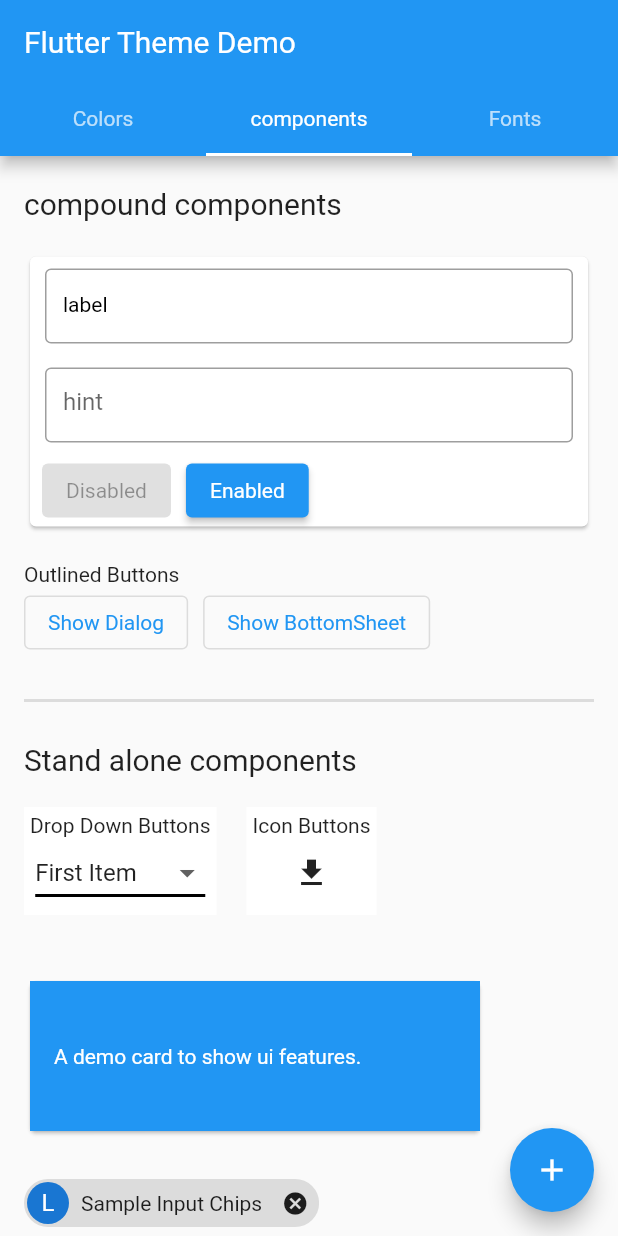
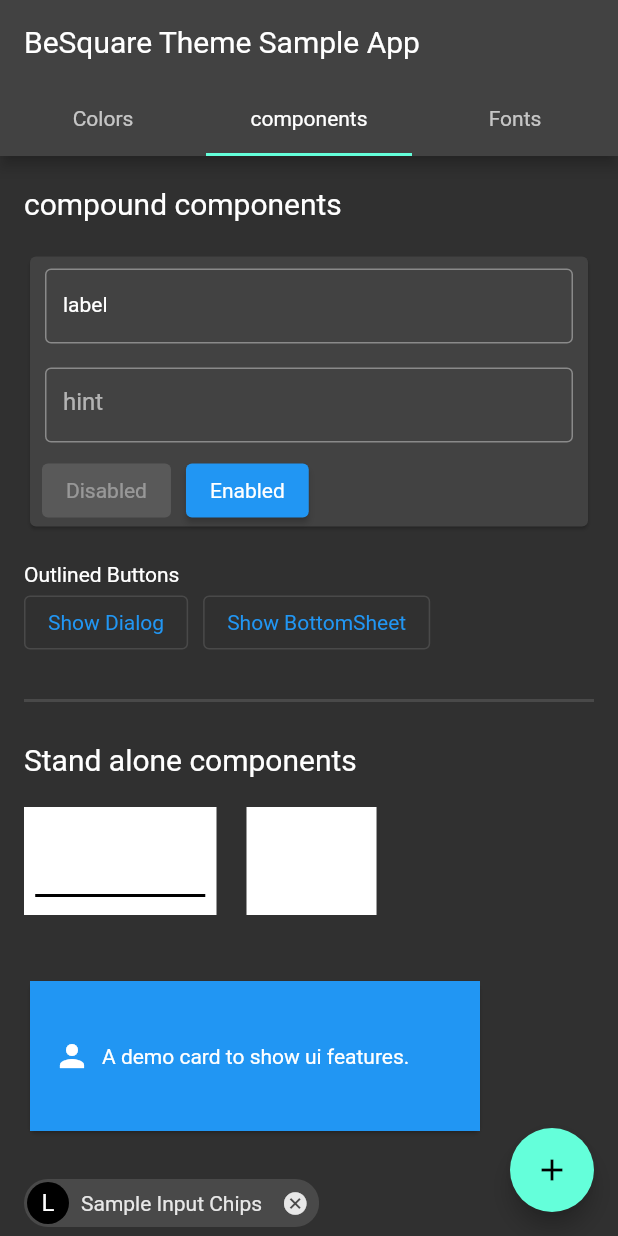
Before and after one commit to horam-deriv/flutter-theme-demo, a Flutter app: the screen it shows after launch, tab 2 chosen, after a tap on the "add" icon, on a phone screen of 412 x 824 dp. Run offline on Flutter 3.47's test engine with Material 2 defaults, Android fonts, the light colour scheme and no system bars.

Commit message:
minor update in the code

```diff
--- a/lib/color/model/presentation_color.dart
+++ b/lib/color/model/presentation_color.dart
@@ -2,7 +2,7 @@ import 'package:flutter/material.dart';
 
 /// A class to contain color fields and values.
 class PresentationColor {
-  /// data model to present theme Colors.
+  /// Creates a data model to present theme Colors.
   const PresentationColor({
     required this.color,
     required this.name,
--- a/lib/color/widget/color_code_widget.dart
+++ b/lib/color/widget/color_code_widget.dart
@@ -1,18 +1,22 @@
 import 'package:flutter/material.dart';
 
 class ColorCodeWidget extends StatelessWidget {
+  /// Creates a widget to show color code and its value.
   const ColorCodeWidget({
-    required this.title,
+    required this.code,
     required this.value,
   });
 
-  final String title;
+  /// Color code.
+  final String code;
+
+  /// Color value.
   final int? value;
 
   @override
   Widget build(BuildContext context) => Row(
         children: <Widget>[
-          Text('$title :'),
+          Text('$code :'),
           const SizedBox(width: 2),
           Text(value != null ? '$value' : '-'),
         ],
--- a/lib/color/widget/color_screen.dart
+++ b/lib/color/widget/color_screen.dart
@@ -4,6 +4,7 @@ import 'package:flutter_theme_demo/color/widget/color_avatar.dart';
 import 'package:flutter_theme_demo/color/widget/color_code_widget.dart';
 import 'package:flutter_theme_demo/color_helper.dart';
 
+///
 class ColorScreen extends StatefulWidget {
   @override
   _ColorScreenState createState() => _ColorScreenState();
@@ -37,8 +38,9 @@ class _ColorScreenState extends State<ColorScreen> {
         alignment: Alignment.centerLeft,
         padding: const EdgeInsets.all(16),
         decoration: BoxDecoration(
-          border:
-              Border(bottom: BorderSide(color: Theme.of(context).dividerColor)),
+          border: Border(
+            bottom: BorderSide(color: Theme.of(context).dividerColor),
+          ),
         ),
         child: Text(
           title,
@@ -46,17 +48,14 @@ class _ColorScreenState extends State<ColorScreen> {
         ),
       );
 
-  bool _isThemeModeDark(BuildContext context, bool isColorSchemeInfo) =>
-      isColorSchemeInfo
-          ? Theme.of(context).colorScheme.brightness == Brightness.dark
-          : Theme.of(context).brightness == Brightness.dark;
-
   Widget _buildThemeMode({bool isColorSchemeInfo = false}) {
     final String modeName =
         _isThemeModeDark(context, isColorSchemeInfo) ? 'Dark' : 'Light';
+
     final Color color = _isThemeModeDark(context, isColorSchemeInfo)
         ? Colors.grey.shade300
         : Colors.white70;
+
     return Container(
       padding: const EdgeInsets.all(16),
       child: Row(
@@ -74,6 +73,11 @@ class _ColorScreenState extends State<ColorScreen> {
     );
   }
 
+  bool _isThemeModeDark(BuildContext context, bool isColorSchemeInfo) =>
+      isColorSchemeInfo
+          ? Theme.of(context).colorScheme.brightness == Brightness.dark
+          : Theme.of(context).brightness == Brightness.dark;
+
   Widget _buildColorsList({bool isColorSchemeInfo = false}) {
     final ColorHelper helper = ColorHelper(context);
     final List<PresentationColor> colors =
@@ -82,7 +86,14 @@ class _ColorScreenState extends State<ColorScreen> {
       shrinkWrap: true,
       physics: const ScrollPhysics(),
       itemCount: colors.length,
-      itemBuilder: (BuildContext context, int index) => Container(
+      itemBuilder: (BuildContext context, int index) =>
+          _buildColorsListItem(colors, index),
+      separatorBuilder: (BuildContext context, int index) => const Divider(),
+    );
+  }
+
+  Widget _buildColorsListItem(List<PresentationColor> colors, int index) =>
+      Container(
         padding: const EdgeInsets.all(16),
         child: Row(
           children: <Widget>[
@@ -98,26 +109,23 @@ class _ColorScreenState extends State<ColorScreen> {
             _buildSecondColumnColorData(colors[index]),
           ],
         ),
-      ),
-      separatorBuilder: (BuildContext context, int index) => const Divider(),
-    );
-  }
+      );
 
   Widget _buildFirstColumnColorData(PresentationColor color) => Column(
         crossAxisAlignment: CrossAxisAlignment.start,
         children: <Widget>[
-          ColorCodeWidget(title: 'R', value: color.red),
+          ColorCodeWidget(code: 'R', value: color.red),
           const SizedBox(height: 8),
-          ColorCodeWidget(title: 'B', value: color.blue),
+          ColorCodeWidget(code: 'B', value: color.blue),
         ],
       );
 
   Widget _buildSecondColumnColorData(PresentationColor color) => Column(
         crossAxisAlignment: CrossAxisAlignment.start,
         children: <Widget>[
-          ColorCodeWidget(title: 'G', value: color.green),
+          ColorCodeWidget(code: 'G', value: color.green),
           const SizedBox(height: 8),
-          ColorCodeWidget(title: 'A', value: color.alpha),
+          ColorCodeWidget(code: 'A', value: color.alpha),
         ],
       );
 }
--- a/lib/components/components_screen.dart
+++ b/lib/components/components_screen.dart
@@ -1,15 +1,23 @@
 import 'package:flutter/material.dart';
-import 'package:flutter_theme_demo/components/drop_down_widget.dart';
-import 'package:flutter_theme_demo/components/icon_button_widget.dart';
-import 'package:flutter_theme_demo/components/outlined_button.dart';
-import 'package:flutter_theme_demo/components/text_form_field_widget.dart';
+import 'package:flutter_theme_demo/components/widget/drop_down_widget.dart';
+import 'package:flutter_theme_demo/components/widget/icon_button_widget.dart';
+import 'package:flutter_theme_demo/components/widget/outlined_button.dart';
+import 'package:flutter_theme_demo/components/widget/text_form_field_widget.dart';
 
 class ComponentsScreen extends StatelessWidget {
   @override
   Widget build(BuildContext context) => Scaffold(
         body: SingleChildScrollView(
           padding: const EdgeInsets.symmetric(horizontal: 16),
-          child: Column(
+          child: _buildComponents(context),
+        ),
+        floatingActionButton: FloatingActionButton(
+          onPressed: () {},
+          child: const Icon(Icons.add),
+        ),
+      );
+
+  Widget _buildComponents(BuildContext context) => Column(
         crossAxisAlignment: CrossAxisAlignment.start,
         children: <Widget>[
           _buildSectionTitle('compound components', context),
@@ -20,43 +28,13 @@ class ComponentsScreen extends StatelessWidget {
           const SizedBox(height: 20),
           const Divider(thickness: 2),
           _buildSectionTitle('Stand alone components', context),
-              Row(
-                children: <Widget>[
-                  Container(
-                    padding: const EdgeInsets.all(4),
-                    color: Colors.white,
-                    child: Column(
-                      children: const <Widget>[
-                        Text('Drop Down Buttons'),
-                        DropDownWidget(),
-                      ],
-                    ),
-                  ),
-                  const SizedBox(width: 20),
-                  Container(
-                      padding: const EdgeInsets.all(4),
-                      color: Colors.white,
-                      child: Column(
-                        children: const <Widget>[
-                          Text('Icon Buttons'),
-                          IconbuttonWidget(),
-                        ],
-                      )),
-                ],
-              ),
-              const SizedBox(height: 20),
-              const SizedBox(height: 20),
+          _buildStandAloneComponents(),
+          const SizedBox(height: 40),
           _buildCard(context),
           const SizedBox(height: 20),
           _buildChip(),
           const SizedBox(height: 20),
         ],
-          ),
-        ),
-        floatingActionButton: FloatingActionButton(
-          onPressed: () {},
-          child: Icon(Icons.add),
-        ),
       );
 
   Widget _buildSectionTitle(String title, BuildContext context) => Column(
@@ -85,6 +63,31 @@ class ComponentsScreen extends StatelessWidget {
         ],
       );
 
+  Widget _buildStandAloneComponents() => Row(
+        children: <Widget>[
+          Container(
+            padding: const EdgeInsets.all(4),
+            color: Colors.white,
+            child: Column(
+              children: const <Widget>[
+                Text('Drop Down Buttons'),
+                DropDownWidget(),
+              ],
+            ),
+          ),
+          const SizedBox(width: 20),
+          Container(
+              padding: const EdgeInsets.all(4),
+              color: Colors.white,
+              child: Column(
+                children: const <Widget>[
+                  Text('Icon Buttons'),
+                  IconbuttonWidget(),
+                ],
+              )),
+        ],
+      );
+
   Widget _buildCard(BuildContext context) => Card(
         child: Container(
           color: Theme.of(context).colorScheme.primary,
@@ -92,9 +95,19 @@ class ComponentsScreen extends StatelessWidget {
           padding: const EdgeInsets.all(16),
           width: 300,
           height: 100,
-          child: Text(
+          child: Row(
+            children: <Widget>[
+              Icon(
+                Icons.person,
+                color: Theme.of(context).colorScheme.onPrimary,
+              ),
+              const SizedBox(width: 8),
+              Text(
                 'A demo card to show ui features.',
-            style: TextStyle(color: Theme.of(context).colorScheme.onPrimary),
+                style:
+                    TextStyle(color: Theme.of(context).colorScheme.onPrimary),
+              )
+            ],
           ),
         ),
       );
--- a/lib/components/drop_down_widget.dart
+++ b/lib/components/widget/drop_down_widget.dart
@@ -1,6 +1,8 @@
 import 'package:flutter/material.dart';
 
+/// Shows Drop Down in a screen
 class DropDownWidget extends StatefulWidget {
+  /// Creates a dropDown widget.
   const DropDownWidget();
 
   @override
--- a/lib/components/outlined_button.dart
+++ b/lib/components/widget/outlined_button.dart
@@ -1,12 +1,16 @@
 import 'package:flutter/material.dart';
 
 class OutlinedButtonWidget extends StatelessWidget {
+  /// Creates an outlined Button widget.
   const OutlinedButtonWidget({
     required this.title,
     required this.onTap,
   });
 
+  /// onTap callback
   final VoidCallback onTap;
+
+  /// Button title.
   final String title;
 
   @override
--- a/lib/components/radio_button_widget.dart
+++ b/lib/components/widget/radio_button_widget.dart
@@ -1,5 +1,6 @@
 import 'package:flutter/material.dart';
 
+/// enum to
 enum Type { first, second }
 
 class RadioButtonWidget extends StatefulWidget {
--- a/lib/components/text_form_field_widget.dart
+++ b/lib/components/widget/text_form_field_widget.dart
@@ -1,6 +1,8 @@
 import 'package:flutter/material.dart';
 
+/// Demonstrates a sample form in flutter.
 class TextFormFieldWidget extends StatefulWidget {
+  /// Creates a sample Form.
   const TextFormFieldWidget();
 
   @override
@@ -17,7 +19,12 @@ class _TextFormFieldWidgetState extends State<TextFormFieldWidget> {
             onChanged: () {
               Form.of(primaryFocus!.context!)!.save();
             },
-            child: Wrap(
+            child: _buildFormBody(),
+          ),
+        ),
+      );
+
+  Widget _buildFormBody() => Wrap(
         alignment: WrapAlignment.center,
         children: <Widget>[
           _buildFirstFormField(),
@@ -26,11 +33,7 @@ class _TextFormFieldWidgetState extends State<TextFormFieldWidget> {
           // elevated button
           _elevatedButton(context),
         ],
-            ),
-          ),
-        ),
       );
-  double _width(BuildContext context) => MediaQuery.of(context).size.width - 60;
 
   Widget _buildFirstFormField() => Padding(
         padding: const EdgeInsets.symmetric(vertical: 8),
@@ -65,6 +68,9 @@ class _TextFormFieldWidgetState extends State<TextFormFieldWidget> {
           ),
         ),
       );
+
+  double _width(BuildContext context) => MediaQuery.of(context).size.width - 60;
+
   Widget _elevatedButton(BuildContext context) => Row(
         children: <Widget>[
           const SizedBox(width: 8),
--- a/lib/fonts/fonts_helper.dart
+++ b/lib/fonts/fonts_helper.dart
@@ -15,6 +15,7 @@ enum FontType {
 }
 
 class FontsHelper {
+  /// Creates a list of [FontType].
   FontsHelper() {
     _setFonts();
   }
--- a/lib/home_screen.dart
+++ b/lib/home_screen.dart
@@ -9,22 +9,25 @@ class HomeScreen extends StatelessWidget {
         length: 3,
         child: Scaffold(
           appBar: AppBar(
-            bottom: const TabBar(
+            bottom: _buildTabBar(),
+            title: const Text('BeSquare Theme Sample App'),
+          ),
+          body: _buildBody(),
+        ),
+      );
+
+  PreferredSizeWidget _buildTabBar() => const TabBar(
         tabs: <Widget>[
           Tab(text: 'Colors'),
           Tab(text: 'components'),
           Tab(text: 'Fonts'),
         ],
-            ),
-            title: const Text('Flutter Theme Demo'),
-          ),
-          body: TabBarView(
+      );
+  Widget _buildBody() => TabBarView(
         children: <Widget>[
           ColorScreen(),
           ComponentsScreen(),
           FontsScreen(),
         ],
-          ),
-        ),
       );
 }
--- a/lib/main.dart
+++ b/lib/main.dart
@@ -9,10 +9,12 @@ class MyApp extends StatelessWidget {
   @override
   Widget build(BuildContext context) => MaterialApp(
         debugShowCheckedModeBanner: false,
-        title: 'Flutter Theme Demo',
+        title: 'BeSquare Theme Sample App',
         theme: ThemeData(
-            primaryColor: Colors.blue,
-            visualDensity: VisualDensity.adaptivePlatformDensity),
+          primaryColor: Colors.blue,
+          brightness: Brightness.dark,
+          visualDensity: VisualDensity.adaptivePlatformDensity,
+        ),
         home: HomeScreen(),
       );
 }
```
Also changed, not shown: lib/fonts/fonts_details_widget.dart (+26 -22 lines), lib/components/widget/icon_button_widget.dart (renamed from lib/components/icon_button_widget.dart). Lines whose indentation alone changed are shown as unchanged.
